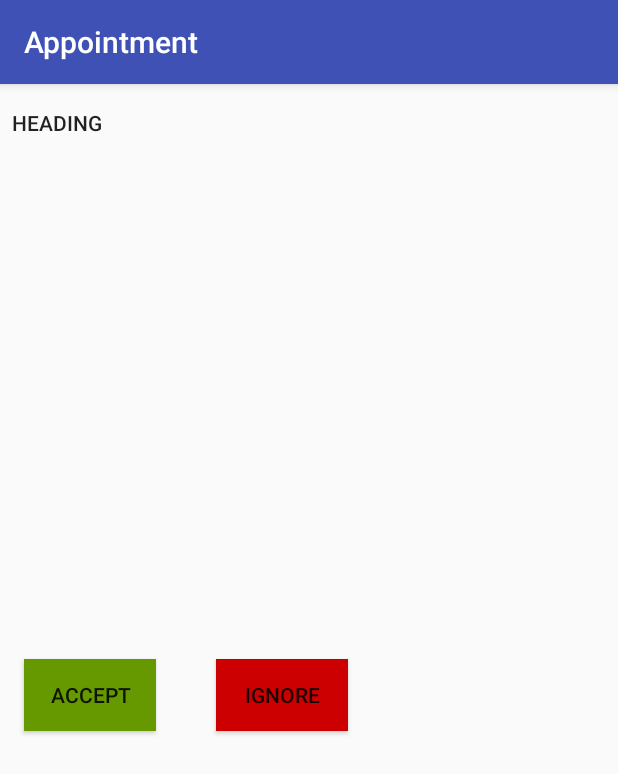
After one commit to sumantamangg/Appointment, an Android app: the RequestNotificationActivity screen opened directly, with no data from a screen before it, on a phone screen of 412 x 824 dp. The commit adds this screen. Shown: the top 774 px of the screen. Run offline under Robolectric (Android 15) with nearby library versions, the phone set to English and light mode, and no system bars; our stand-ins replace Firebase (no records; nobody signed in at launch, a user with empty details on screens opened directly).

Commit message:
after notification

```diff
--- a/app/build.gradle
+++ b/app/build.gradle
@@ -33,6 +33,7 @@ dependencies {
     androidTestImplementation 'com.android.support.test:runner:1.0.1'
     androidTestImplementation 'com.android.support.test.espresso:espresso-core:3.0.1'
     implementation "com.android.support:support-compat:26.1.0"
+
 }
 
 apply plugin: 'com.google.gms.google-services'
--- a/app/src/main/java/com/suman/appointment/NotificationData.java
+++ b/app/src/main/java/com/suman/appointment/NotificationData.java
@@ -3,9 +3,13 @@ package com.suman.appointment;
 public class NotificationData {
     public String from;
     public String type;
+    public String uqid;
 
-    public NotificationData(String from, String type) {
+    public NotificationData(String from, String type, String uqid) {
         this.from = from;
         this.type = type;
+        this.uqid = uqid;
+    }
+    public NotificationData(){
     }
 }
--- a/app/src/main/java/com/suman/appointment/PopupActivity.java
+++ b/app/src/main/java/com/suman/appointment/PopupActivity.java
@@ -81,9 +81,9 @@ public class PopupActivity extends AppCompatActivity {
                         if(task.isSuccessful()) {
                             Toast.makeText(getApplicationContext(), "Requested", Toast.LENGTH_SHORT).show();
 
-                            NotificationData notificationData=new NotificationData(u_id,"request");
+                            NotificationData notificationData=new NotificationData(u_id,"request",result);
 
-                            databaseReference.child("notifications").child("BP6sgUJ3dxP0uZT4Yl8sGd9nCOk1").push().setValue(notificationData);
+                            databaseReference.child("notifications").push().setValue(notificationData);
 
                             Intent intent = new Intent(PopupActivity.this, CalenderActivity.class);
                             finish();
--- a/app/src/main/java/com/suman/appointment/PopupshowActivity.java
+++ b/app/src/main/java/com/suman/appointment/PopupshowActivity.java
@@ -173,6 +173,7 @@ public class PopupshowActivity extends AppCompatActivity {
 
                             if(meetingInformation.heading.equals(hd)) {
                                 databaseReference.child("requests").child(fd).child(child.getKey()).child("state").setValue("rejected");
+                                databaseReference.child("notifications").child(child.getKey()).child("uqid").setValue("rejected");
                                 Toast.makeText(getApplicationContext(), "Rejected", Toast.LENGTH_SHORT).show();
                                 finish();
                                 startActivity(new Intent(PopupshowActivity.this, WeekActivity.class));
--- /dev/null
+++ b/app/src/main/java/com/suman/appointment/RequestNotificationActivity.java
@@ -0,0 +1,72 @@
+package com.suman.appointment;
+
+import android.content.Intent;
+import android.graphics.Color;
+import android.support.v7.app.AppCompatActivity;
+import android.os.Bundle;
+import android.util.DisplayMetrics;
+import android.util.Log;
+import android.view.View;
+import android.widget.Button;
+import android.widget.TextView;
+import android.widget.Toast;
+
+import com.google.android.gms.tasks.OnSuccessListener;
+import com.google.firebase.database.DataSnapshot;
+import com.google.firebase.database.DatabaseError;
+import com.google.firebase.database.DatabaseReference;
+import com.google.firebase.database.FirebaseDatabase;
+import com.google.firebase.database.ValueEventListener;
+
+import java.util.ArrayList;
+import java.util.List;
+
+public class RequestNotificationActivity extends AppCompatActivity {
+
+    private TextView headingfield;
+    private TextView agendafield;
+    private TextView partyfield;
+    private TextView reqdate;
+    private Button acceptbtn;
+    private Button rejectbtn;
+
+    FirebaseDatabase database = FirebaseDatabase.getInstance();
+    DatabaseReference databaseReference = database.getReference();
+    final List<MeetingInformation> meetinginfo = new ArrayList<MeetingInformation>();
+
+    @Override
+    protected void onCreate(Bundle savedInstanceState) {
+        super.onCreate(savedInstanceState);
+        setContentView(R.layout.activity_request_notification);
+
+        headingfield = (TextView) findViewById(R.id.headingText);
+        agendafield = (TextView) findViewById(R.id.agendaText);
+        partyfield = (TextView) findViewById(R.id.partyfield);
+        acceptbtn = (Button) findViewById(R.id.cancelbtn);
+        rejectbtn = (Button) findViewById(R.id.rejectbtn);
+        reqdate = (TextView) findViewById(R.id.reqdate);
+
+
+        headingfield.setText(getIntent().getStringExtra("heading"));
+        headingfield.setTextColor(Color.BLUE);
+        partyfield.setText(getIntent().getStringExtra("partyname"));
+        partyfield.setTextColor(Color.RED);
+        agendafield.setText(getIntent().getStringExtra("agenda"));
+        agendafield.setTextColor(Color.BLUE);
+        reqdate.setText(getIntent().getStringExtra("reqdate"));
+        reqdate.setTextColor(Color.BLUE);
+
+        acceptbtn.setOnClickListener(new View.OnClickListener() {
+            @Override
+            public void onClick(View view) {
+                Log.i("jkjjjj", "onClick: "+getIntent().getStringExtra("from_user_id"));
+                Log.i("jkjjjj", "onClick: "+getIntent().getStringExtra("fd"));
+                databaseReference.child("requests").child(getIntent().getStringExtra("fd")).child(getIntent().getStringExtra("from_user_id")).child("state").setValue("accepted");
+                Toast.makeText(getApplicationContext(), "Accepted", Toast.LENGTH_SHORT).show();
+                finish();
+                startActivity(new Intent(RequestNotificationActivity.this, AdminHomeActivity.class));
+            }
+        });
+
+    }
+}
--- /dev/null
+++ b/app/src/main/res/layout/activity_request_notification.xml
@@ -0,0 +1,122 @@
+<?xml version="1.0" encoding="utf-8"?>
+<android.support.constraint.ConstraintLayout xmlns:android="http://schemas.android.com/apk/res/android"
+    xmlns:app="http://schemas.android.com/apk/res-auto"
+    xmlns:tools="http://schemas.android.com/tools"
+    android:layout_width="match_parent"
+    android:layout_height="match_parent"
+    tools:context=".RequestNotificationActivity">
+
+    <TextView
+        android:id="@+id/textView4"
+        android:layout_width="83dp"
+        android:layout_height="29dp"
+        android:layout_marginEnd="8dp"
+        android:layout_marginStart="8dp"
+        android:layout_marginTop="16dp"
+        android:text="HEADING"
+        android:textAppearance="@style/TextAppearance.AppCompat.Body2"
+        app:layout_constraintEnd_toEndOf="parent"
+        app:layout_constraintHorizontal_bias="0.0"
+        app:layout_constraintStart_toStartOf="parent"
+        app:layout_constraintTop_toTopOf="parent" />
+
+    <TextView
+        android:id="@+id/textView5"
+        android:layout_width="76dp"
+        android:layout_height="28dp"
+        android:layout_marginEnd="8dp"
+        android:layout_marginTop="8dp"
+        android:text="AGENDAS"
+        android:textAppearance="@style/TextAppearance.AppCompat.Body2"
+        app:layout_constraintEnd_toEndOf="parent"
+        app:layout_constraintHorizontal_bias="0.0"
+        app:layout_constraintStart_toStartOf="@+id/headingText"
+        app:layout_constraintTop_toBottomOf="@+id/headingText" />
+
+    <TextView
+        android:id="@+id/headingText"
+        android:layout_width="match_parent"
+        android:layout_height="wrap_content"
+        android:layout_marginEnd="8dp"
+        android:layout_marginStart="8dp"
+        android:layout_marginTop="8dp"
+        android:textAppearance="@style/TextAppearance.AppCompat.Body1"
+        app:layout_constraintEnd_toEndOf="@+id/textView4"
+        app:layout_constraintStart_toStartOf="@+id/textView4"
+        app:layout_constraintTop_toBottomOf="@+id/textView4"
+        tools:layout_editor_absoluteX="13dp"
+        tools:layout_editor_absoluteY="58dp" />
+
+    <TextView
+        android:id="@+id/agendaText"
+        android:layout_width="match_parent"
+        android:layout_height="wrap_content"
+        android:layout_marginBottom="8dp"
+        android:layout_marginEnd="8dp"
+        android:layout_marginStart="8dp"
+        android:layout_marginTop="8dp"
+        android:textAppearance="@style/TextAppearance.AppCompat.Body1"
+        app:layout_constraintEnd_toEndOf="@+id/textView5"
+        app:layout_constraintStart_toStartOf="@+id/textView5"
+        app:layout_constraintTop_toBottomOf="@+id/textView5"
+        app:layout_constraintVertical_bias="0.0" />
+
+    <TextView
+        android:id="@+id/partyfield"
+        android:layout_width="wrap_content"
+        android:layout_height="wrap_content"
+        android:layout_marginEnd="8dp"
+        android:layout_marginStart="8dp"
+        android:layout_marginTop="32dp"
+        android:text="TextView"
+        android:textAppearance="@style/TextAppearance.AppCompat.Body2"
+        android:visibility="visible"
+        app:layout_constraintEnd_toEndOf="@+id/agendaText"
+        app:layout_constraintHorizontal_bias="0.0"
+        app:layout_constraintStart_toStartOf="@+id/agendaText"
+        app:layout_constraintTop_toBottomOf="@+id/agendaText" />
+
+    <Button
+        android:id="@+id/cancelbtn"
+        android:layout_width="wrap_content"
+        android:layout_height="wrap_content"
+        android:layout_marginBottom="140dp"
+        android:layout_marginTop="8dp"
+        android:background="@android:color/holo_green_dark"
+        android:text="Accept"
+        app:layout_constraintBottom_toBottomOf="parent"
+        app:layout_constraintStart_toStartOf="@+id/reqdate"
+        app:layout_constraintTop_toBottomOf="@+id/reqdate"
+        app:layout_constraintVertical_bias="0.372" />
+
+    <Button
+        android:id="@+id/rejectbtn"
+        android:layout_width="wrap_content"
+        android:layout_height="wrap_content"
+        android:layout_marginBottom="140dp"
+        android:layout_marginEnd="8dp"
+        android:layout_marginStart="8dp"
+        android:layout_marginTop="8dp"
+        android:background="@android:color/holo_red_dark"
+        android:text="Ignore"
+        app:layout_constraintBottom_toBottomOf="parent"
+        app:layout_constraintEnd_toEndOf="parent"
+        app:layout_constraintHorizontal_bias="0.157"
+        app:layout_constraintStart_toEndOf="@+id/cancelbtn"
+        app:layout_constraintTop_toBottomOf="@+id/reqdate"
+        app:layout_constraintVertical_bias="0.372" />
+
+    <TextView
+        android:id="@+id/reqdate"
+        android:layout_width="wrap_content"
+        android:layout_height="wrap_content"
+        android:layout_marginEnd="8dp"
+        android:layout_marginStart="16dp"
+        android:layout_marginTop="52dp"
+        android:text="TextView"
+        android:textAppearance="@style/TextAppearance.AppCompat.Body2"
+        app:layout_constraintEnd_toEndOf="parent"
+        app:layout_constraintHorizontal_bias="0.0"
+        app:layout_constraintStart_toStartOf="parent"
+        app:layout_constraintTop_toBottomOf="@+id/partyfield" />
+</android.support.constraint.ConstraintLayout>
```
Also changed, not shown: app/src/main/AndroidManifest.xml (+17 -3 lines), app/src/main/java/com/suman/appointment/FirebaseMessagingService.java (added, +53 -0 lines), app/src/main/java/com/suman/appointment/MyRequestsOptionActivity.java (+19 -0 lines), app/src/main/java/com/suman/appointment/PopupshowActivity3.java (+31 -1 lines).
